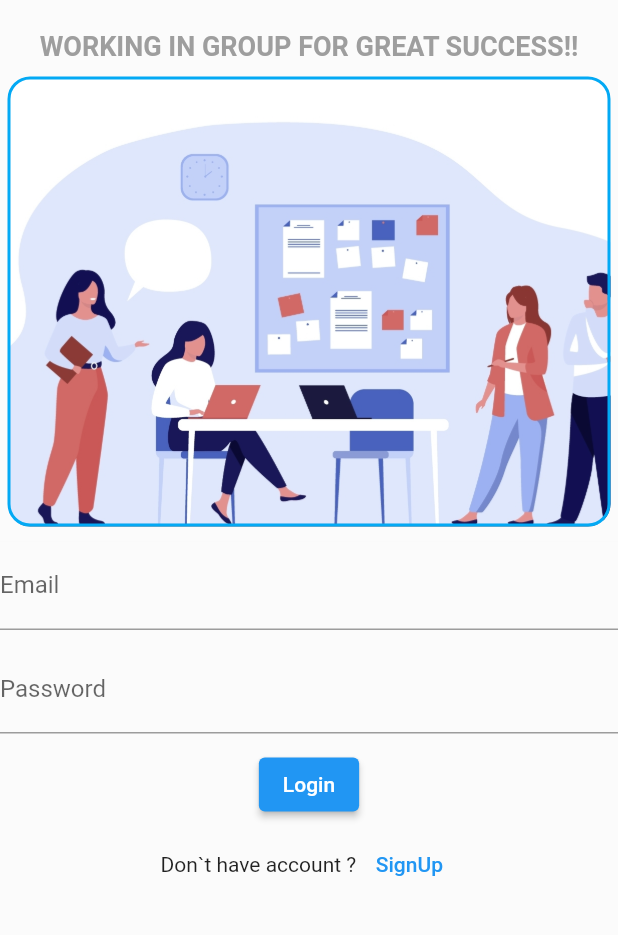
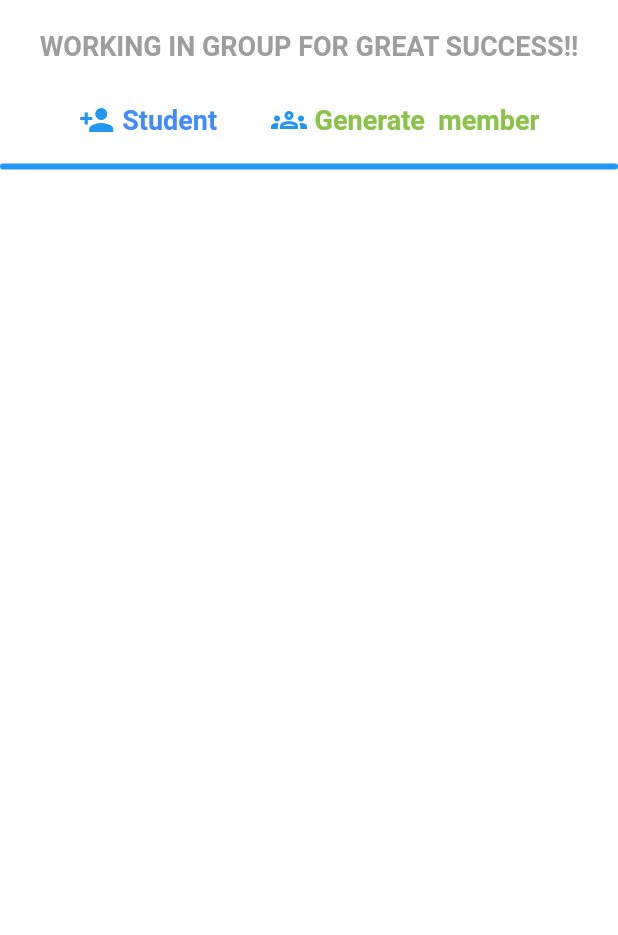
Before and after one commit to Chachu1234/flutter-project, a Flutter app: the screen it shows after launch, after a tap on "Login", on a phone screen of 412 x 824 dp, the part 84-1019 px from its top. Run offline on Flutter 3.47's test engine with Material 2 defaults, Android fonts, the light colour scheme and no system bars.

Commit message:
add some part

```diff
--- a/lib/main.dart
+++ b/lib/main.dart
@@ -1,4 +1,5 @@
 import 'package:flutter/material.dart';
+import 'package:mobile_app/screens/secondScreen.dart';
 
 import 'screens/home_page.dart';
 
@@ -10,6 +11,7 @@ class MyApp extends StatelessWidget {
   MyApp({super.key});
   final Map<String, WidgetBuilder> routes = {
     '/home': (context) => const Home_Page(),
+    '/second': (context) => const SecondScreen(),
   };
 
   @override
--- /dev/null
+++ b/lib/screens/secondScreen.dart
@@ -0,0 +1,107 @@
+import 'package:flutter/material.dart';
+import 'package:mobile_app/widgets/studentRegistration.dart';
+
+class SecondScreen extends StatelessWidget {
+  const SecondScreen({super.key});
+
+  @override
+  Widget build(BuildContext context) {
+    return Scaffold(
+      appBar: AppBar(
+        title: const Text("Bit Student Grouping System"),
+        centerTitle: true,
+        elevation: 0,
+        leading: CircleAvatar(
+          child: Image.asset(
+            "assets/images/bdu.jpg",
+          ),
+        ),
+      ),
+      body: Container(
+        color: Colors.white,
+        child: Column(
+          // mainAxisAlignment: MainAxisAlignment.center,
+          // crossAxisAlignment: CrossAxisAlignment.start,
+          children: [
+            const Padding(
+              padding: EdgeInsets.only(top: 20.0, bottom: 10),
+              child: Center(
+                child: Text(
+                  "WORKING IN GROUP FOR GREAT SUCCESS!!",
+                  style: TextStyle(
+                      color: Colors.grey,
+                      fontSize: 18,
+                      fontWeight: FontWeight.bold),
+                ),
+              ),
+            ),
+            Padding(
+              padding: const EdgeInsets.only(top: 5),
+              child: Row(
+                mainAxisAlignment: MainAxisAlignment.center,
+                children: [
+                  TextButton(
+                    onPressed: () => Navigator.push(
+                        context,
+                        MaterialPageRoute(
+                          builder: (context) => const StudentRegister(),
+                        )),
+                    child: Row(
+                      children: const [
+                        Icon(Icons.person_add),
+                        SizedBox(
+                          width: 5,
+                        ),
+                        Text(
+                          "Student",
+                          style: TextStyle(
+                              fontSize: 18,
+                              color: Colors.blueAccent,
+                              fontWeight: FontWeight.bold),
+                        ),
+                      ],
+                    ),
+                  ),
+                  const SizedBox(
+                    width: 20,
+                  ),
+                  TextButton(
+                      onPressed: () => Navigator.push(
+                          context,
+                          MaterialPageRoute(
+                            builder: (context) => const StudentRegister(),
+                          )),
+                      child: Row(
+                        children: const [
+                          Icon(Icons.groups_outlined),
+                          SizedBox(
+                            width: 5,
+                          ),
+                          Text(
+                            "Generate  member",
+                            style: TextStyle(
+                                fontSize: 18,
+                                color: Colors.lightGreen,
+                                fontWeight: FontWeight.bold),
+                          ),
+                        ],
+                      ))
+                ],
+              ),
+            ),
+            const SizedBox(
+              height: 5,
+            ),
+            Container(
+              width: MediaQuery.of(context).size.width,
+              decoration: BoxDecoration(
+                  color: Colors.grey,
+                  borderRadius: const BorderRadius.all(Radius.circular(10)),
+                  border: Border.all(color: Colors.blue, width: 2)),
+            )
+          ],
+        ),
+      ),
+    );
+  }
+}
--- a/lib/widgets/login.dart
+++ b/lib/widgets/login.dart
@@ -1,4 +1,5 @@
 import 'package:flutter/material.dart';
+import 'package:mobile_app/screens/secondScreen.dart';
 import 'package:mobile_app/widgets/signUp.dart';
 
 class LoginPage extends StatefulWidget {
@@ -38,7 +39,11 @@ class _LoginPageState extends State<LoginPage> {
             ElevatedButton(
               child: const Text('Login'),
               onPressed: () {
-                // Perform login functionality here
+                Navigator.push(
+                    context,
+                    MaterialPageRoute(
+                      builder: (context) => const SecondScreen(),
+                    ));
               },
             ),
             const SizedBox(
```
Also changed, not shown: lib/widgets/studentRegistration.dart (added, +133 -0 lines).
